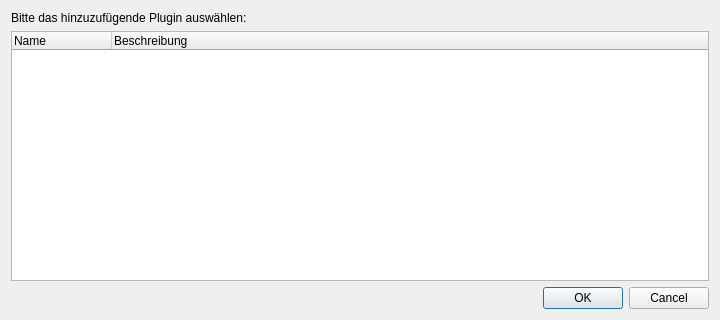
First picture: the form in src/plugin/info/InfoPluginSelectionDialog.ui, repository startkladde/startkladde, before the edit.
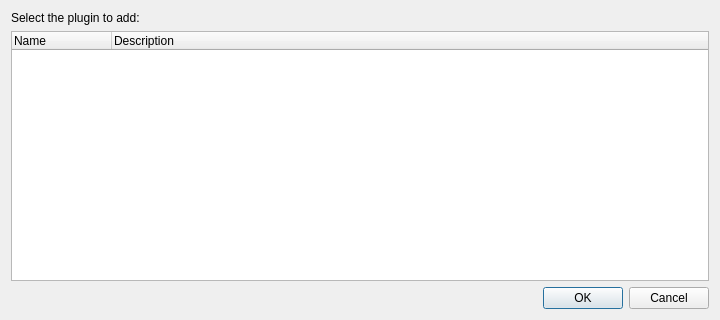
Second picture: the form after the edit.

The edit to the form file:
```diff
--- a/src/plugin/info/InfoPluginSelectionDialog.ui
+++ b/src/plugin/info/InfoPluginSelectionDialog.ui
@@ -17,7 +17,7 @@
    <item>
     <widget class="QLabel" name="messageLabel">
      <property name="text">
-      <string>Bitte das hinzuzufügende Plugin auswählen:</string>
+      <string>Select the plugin to add:</string>
      </property>
     </widget>
    </item>
@@ -33,7 +33,7 @@
      </column>
      <column>
       <property name="text">
-       <string>Beschreibung</string>
+       <string>Description</string>
       </property>
      </column>
     </widget>
```
